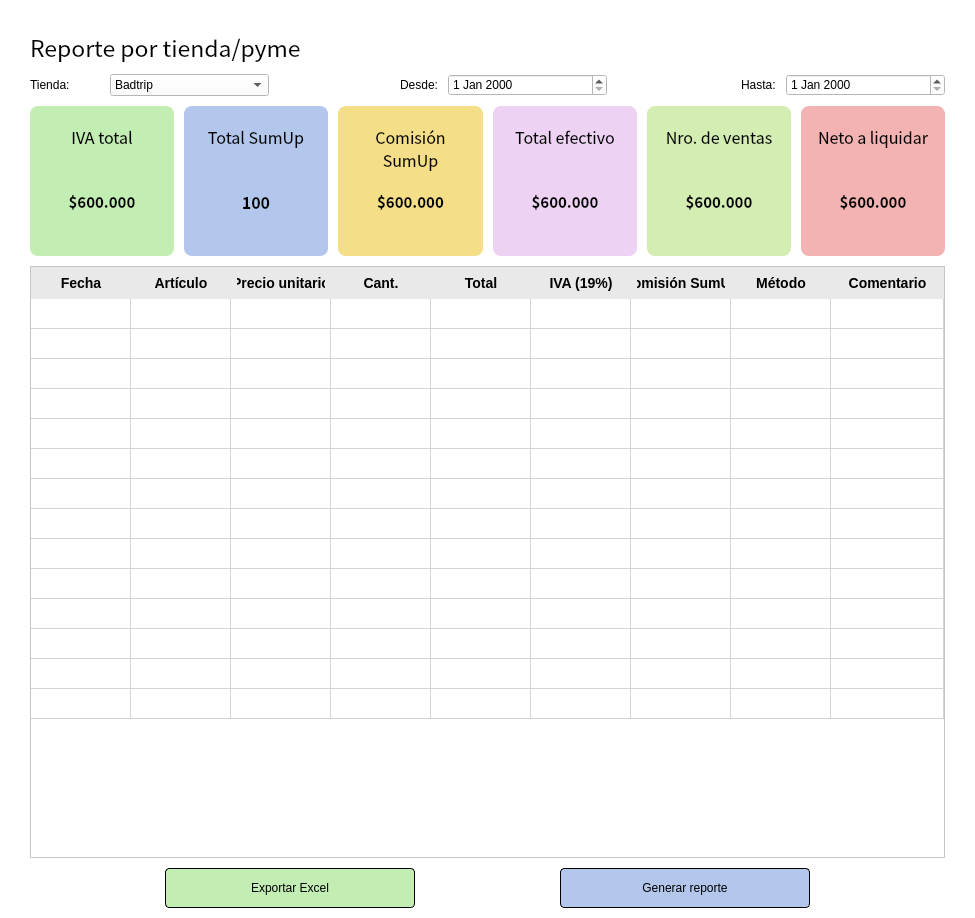
Old version of the form src/ui/views/reporte_pyme.ui in the repository Lokyui/cuartoambulanteapp.
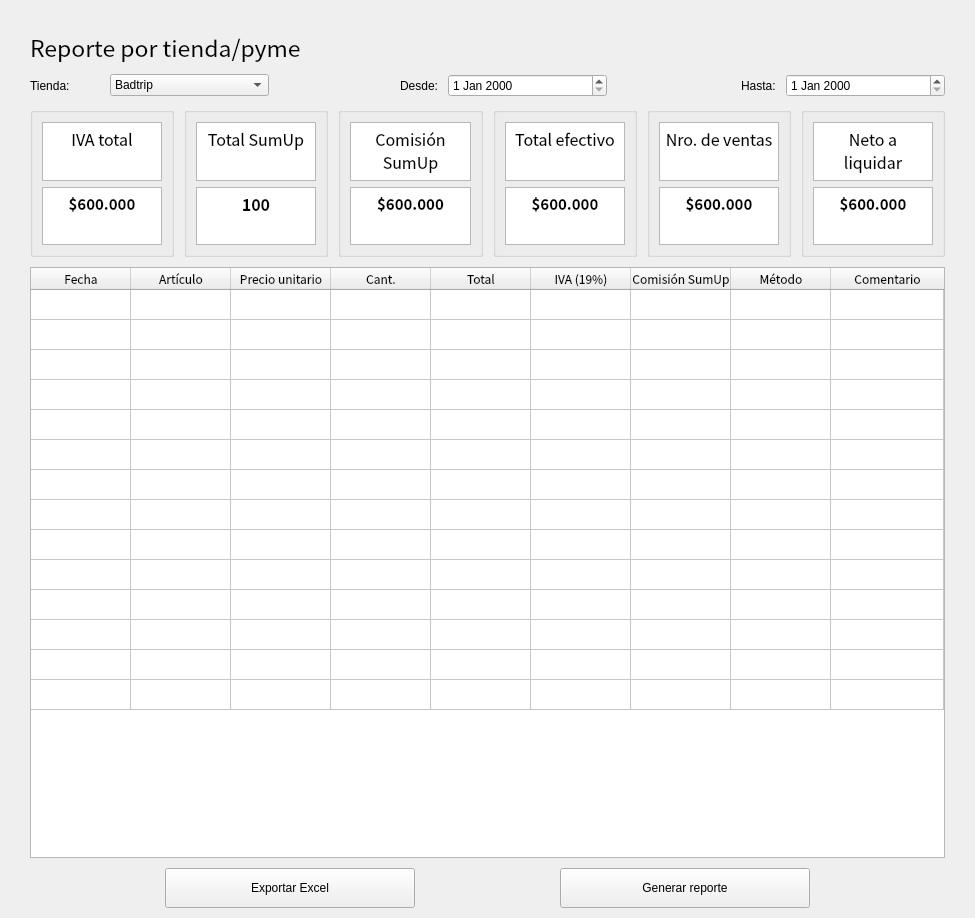
New version of the form.

What changed in the file:
```diff
--- a/src/ui/views/reporte_pyme.ui
+++ b/src/ui/views/reporte_pyme.ui
@@ -13,9 +13,6 @@
   <property name="windowTitle">
    <string>Form</string>
   </property>
-  <property name="styleSheet">
-   <string notr="true">background-color:white;</string>
-  </property>
   <layout class="QVBoxLayout" name="verticalLayout">
    <property name="spacing">
     <number>10</number>
@@ -129,10 +126,8 @@
          <height>150</height>
         </size>
        </property>
-       <property name="styleSheet">
-        <string notr="true">background-color: #C2EDB3;
-    border: transparent;
-    border-radius: 8px;</string>
+       <property name="class" stdset="0">
+        <string>tarjeta-verde</string>
        </property>
        <layout class="QVBoxLayout" name="verticalLayout_7">
         <item alignment="Qt::AlignVCenter">
@@ -145,9 +140,6 @@
             <bold>true</bold>
            </font>
           </property>
-          <property name="styleSheet">
-           <string notr="true">background-color: transparent;</string>
-          </property>
           <property name="html">
            <string>&lt;!DOCTYPE HTML PUBLIC &quot;-//W3C//DTD HTML 4.0//EN&quot; &quot;http://www.w3.org/TR/REC-html40/strict.dtd&quot;&gt;
 &lt;html&gt;&lt;head&gt;&lt;meta name=&quot;qrichtext&quot; content=&quot;1&quot; /&gt;&lt;style type=&quot;text/css&quot;&gt;
@@ -167,9 +159,6 @@
             <bold>true</bold>
            </font>
           </property>
-          <property name="styleSheet">
-           <string notr="true">background-color: transparent;</string>
-          </property>
           <property name="html">
            <string>&lt;!DOCTYPE HTML PUBLIC &quot;-//W3C//DTD HTML 4.0//EN&quot; &quot;http://www.w3.org/TR/REC-html40/strict.dtd&quot;&gt;
 &lt;html&gt;&lt;head&gt;&lt;meta name=&quot;qrichtext&quot; content=&quot;1&quot; /&gt;&lt;style type=&quot;text/css&quot;&gt;
@@ -190,10 +179,8 @@
          <height>150</height>
         </size>
        </property>
-       <property name="styleSheet">
-        <string notr="true">background-color: #B3C7ED; 
-   border: transparent;
-    border-radius: 8px;</string>
+       <property name="class" stdset="0">
+        <string>tarjeta-azul</string>
        </property>
        <layout class="QVBoxLayout" name="verticalLayout_9">
         <item alignment="Qt::AlignVCenter">
@@ -206,9 +193,6 @@
             <bold>true</bold>
            </font>
           </property>
-          <property name="styleSheet">
-           <string notr="true">background-color: transparent;</string>
-          </property>
           <property name="html">
            <string>&lt;!DOCTYPE HTML PUBLIC &quot;-//W3C//DTD HTML 4.0//EN&quot; &quot;http://www.w3.org/TR/REC-html40/strict.dtd&quot;&gt;
 &lt;html&gt;&lt;head&gt;&lt;meta name=&quot;qrichtext&quot; content=&quot;1&quot; /&gt;&lt;style type=&quot;text/css&quot;&gt;
@@ -228,9 +212,6 @@
             <bold>true</bold>
            </font>
           </property>
-          <property name="styleSheet">
-           <string notr="true">background-color: transparent;</string>
-          </property>
           <property name="html">
            <string>&lt;!DOCTYPE HTML PUBLIC &quot;-//W3C//DTD HTML 4.0//EN&quot; &quot;http://www.w3.org/TR/REC-html40/strict.dtd&quot;&gt;
 &lt;html&gt;&lt;head&gt;&lt;meta name=&quot;qrichtext&quot; content=&quot;1&quot; /&gt;&lt;style type=&quot;text/css&quot;&gt;
@@ -251,10 +232,8 @@
          <height>150</height>
         </size>
        </property>
-       <property name="styleSheet">
-        <string notr="true">background-color: #F4DE87;
-    border: transparent;
-    border-radius: 8px;</string>
+       <property name="class" stdset="0">
+        <string>tarjeta-amarillo</string>
        </property>
        <layout class="QVBoxLayout" name="verticalLayout_8">
         <item alignment="Qt::AlignVCenter">
@@ -267,9 +246,6 @@
             <bold>true</bold>
            </font>
           </property>
-          <property name="styleSheet">
-           <string notr="true">background-color: transparent;</string>
-          </property>
           <property name="html">
            <string>&lt;!DOCTYPE HTML PUBLIC &quot;-//W3C//DTD HTML 4.0//EN&quot; &quot;http://www.w3.org/TR/REC-html40/strict.dtd&quot;&gt;
 &lt;html&gt;&lt;head&gt;&lt;meta name=&quot;qrichtext&quot; content=&quot;1&quot; /&gt;&lt;style type=&quot;text/css&quot;&gt;
@@ -289,9 +265,6 @@
             <bold>true</bold>
            </font>
           </property>
-          <property name="styleSheet">
-           <string notr="true">background-color: transparent;</string>
-          </property>
           <property name="html">
            <string>&lt;!DOCTYPE HTML PUBLIC &quot;-//W3C//DTD HTML 4.0//EN&quot; &quot;http://www.w3.org/TR/REC-html40/strict.dtd&quot;&gt;
 &lt;html&gt;&lt;head&gt;&lt;meta name=&quot;qrichtext&quot; content=&quot;1&quot; /&gt;&lt;style type=&quot;text/css&quot;&gt;
@@ -312,10 +285,8 @@
          <height>150</height>
         </size>
        </property>
-       <property name="styleSheet">
-        <string notr="true">background-color: #EDD2F3;
-    border: transparent;
-    border-radius: 8px;</string>
+       <property name="class" stdset="0">
+        <string>tarjeta-lila</string>
        </property>
        <layout class="QVBoxLayout" name="verticalLayout_6">
         <item>
@@ -328,9 +299,6 @@
             <bold>true</bold>
            </font>
           </property>
-          <property name="styleSheet">
-           <string notr="true">background-color: transparent;</string>
-          </property>
           <property name="html">
            <string>&lt;!DOCTYPE HTML PUBLIC &quot;-//W3C//DTD HTML 4.0//EN&quot; &quot;http://www.w3.org/TR/REC-html40/strict.dtd&quot;&gt;
 &lt;html&gt;&lt;head&gt;&lt;meta name=&quot;qrichtext&quot; content=&quot;1&quot; /&gt;&lt;style type=&quot;text/css&quot;&gt;
@@ -350,9 +318,6 @@
             <bold>true</bold>
            </font>
           </property>
-          <property name="styleSheet">
-           <string notr="true">background-color: transparent;</string>
-          </property>
           <property name="html">
            <string>&lt;!DOCTYPE HTML PUBLIC &quot;-//W3C//DTD HTML 4.0//EN&quot; &quot;http://www.w3.org/TR/REC-html40/strict.dtd&quot;&gt;
 &lt;html&gt;&lt;head&gt;&lt;meta name=&quot;qrichtext&quot; content=&quot;1&quot; /&gt;&lt;style type=&quot;text/css&quot;&gt;
@@ -379,10 +344,8 @@
          <height>150</height>
         </size>
        </property>
-       <property name="styleSheet">
-        <string notr="true">background-color: #D4EDB3;
-    border: transparent;
-    border-radius: 8px;</string>
+       <property name="class" stdset="0">
+        <string>tarjeta-verde-claro</string>
        </property>
        <layout class="QVBoxLayout" name="verticalLayout_10">
         <item>
@@ -395,9 +358,6 @@
             <bold>true</bold>
            </font>
           </property>
-          <property name="styleSheet">
-           <string notr="true">background-color: transparent;</string>
-          </property>
           <property name="html">
            <string>&lt;!DOCTYPE HTML PUBLIC &quot;-//W3C//DTD HTML 4.0//EN&quot; &quot;http://www.w3.org/TR/REC-html40/strict.dtd&quot;&gt;
 &lt;html&gt;&lt;head&gt;&lt;meta name=&quot;qrichtext&quot; content=&quot;1&quot; /&gt;&lt;style type=&quot;text/css&quot;&gt;
@@ -423,9 +383,6 @@
             <bold>true</bold>
            </font>
           </property>
-          <property name="styleSheet">
-           <string notr="true">background-color: transparent;</string>
-          </property>
           <property name="html">
            <string>&lt;!DOCTYPE HTML PUBLIC &quot;-//W3C//DTD HTML 4.0//EN&quot; &quot;http://www.w3.org/TR/REC-html40/strict.dtd&quot;&gt;
 &lt;html&gt;&lt;head&gt;&lt;meta name=&quot;qrichtext&quot; content=&quot;1&quot; /&gt;&lt;style type=&quot;text/css&quot;&gt;
@@ -446,10 +403,8 @@
          <height>150</height>
         </size>
        </property>
-       <property name="styleSheet">
-        <string notr="true">background-color: #F3B3B3;
-    border: transparent;
-    border-radius: 8px;</string>
+       <property name="class" stdset="0">
+        <string>tarjeta-rosa</string>
        </property>
        <layout class="QVBoxLayout" name="verticalLayout_5">
         <item>
@@ -462,9 +417,6 @@
             <bold>true</bold>
            </font>
           </property>
-          <property name="styleSheet">
-           <string notr="true">background-color: transparent;</string>
-          </property>
           <property name="html">
            <string>&lt;!DOCTYPE HTML PUBLIC &quot;-//W3C//DTD HTML 4.0//EN&quot; &quot;http://www.w3.org/TR/REC-html40/strict.dtd&quot;&gt;
 &lt;html&gt;&lt;head&gt;&lt;meta name=&quot;qrichtext&quot; content=&quot;1&quot; /&gt;&lt;style type=&quot;text/css&quot;&gt;
@@ -484,9 +436,6 @@
             <bold>true</bold>
            </font>
           </property>
-          <property name="styleSheet">
-           <string notr="true">background-color: transparent;</string>
-          </property>
           <property name="html">
            <string>&lt;!DOCTYPE HTML PUBLIC &quot;-//W3C//DTD HTML 4.0//EN&quot; &quot;http://www.w3.org/TR/REC-html40/strict.dtd&quot;&gt;
 &lt;html&gt;&lt;head&gt;&lt;meta name=&quot;qrichtext&quot; content=&quot;1&quot; /&gt;&lt;style type=&quot;text/css&quot;&gt;
@@ -514,17 +463,6 @@
        <family>Noto Sans CJK TC</family>
       </font>
      </property>
-     <property name="styleSheet">
-      <string notr="true">QHeaderView::section {
-    background-color: #E9E9E9;
-    color: black;
-    border: none;
-    font-weight: bold;
-    font-size: 14px;
-    padding: 6px;
-}
-</string>
-     </property>
      <property name="showGrid">
       <bool>true</bool>
      </property>
@@ -670,10 +608,8 @@
          <height>16777215</height>
         </size>
        </property>
-       <property name="styleSheet">
-        <string notr="true">background-color: #C2EDB3;
-    border: 1px solid black;
-    border-radius: 4px;</string>
+       <property name="class" stdset="0">
+        <string>btn-primario</string>
        </property>
        <property name="text">
         <string>Exportar Excel</string>
@@ -694,10 +630,8 @@
          <height>16777215</height>
         </size>
        </property>
-       <property name="styleSheet">
-        <string notr="true">background-color: #B3C7ED;
-    border: 1px solid black;
-    border-radius: 4px;</string>
+       <property name="class" stdset="0">
+        <string>btn-info</string>
        </property>
        <property name="text">
         <string>Generar reporte</string>
```
